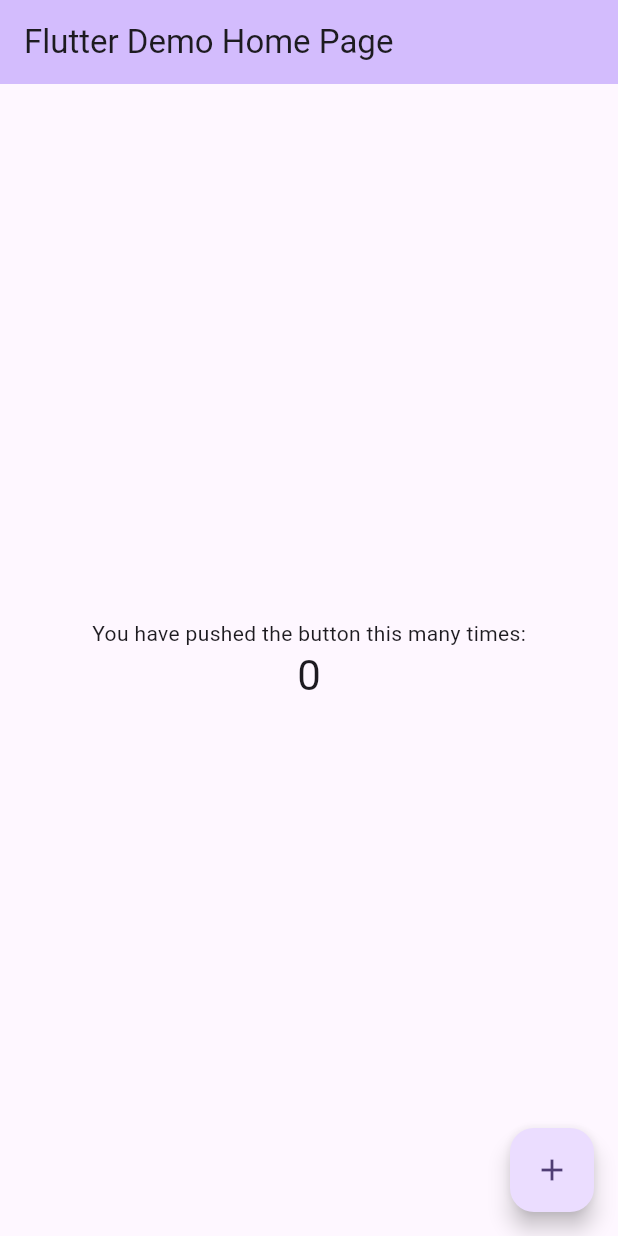
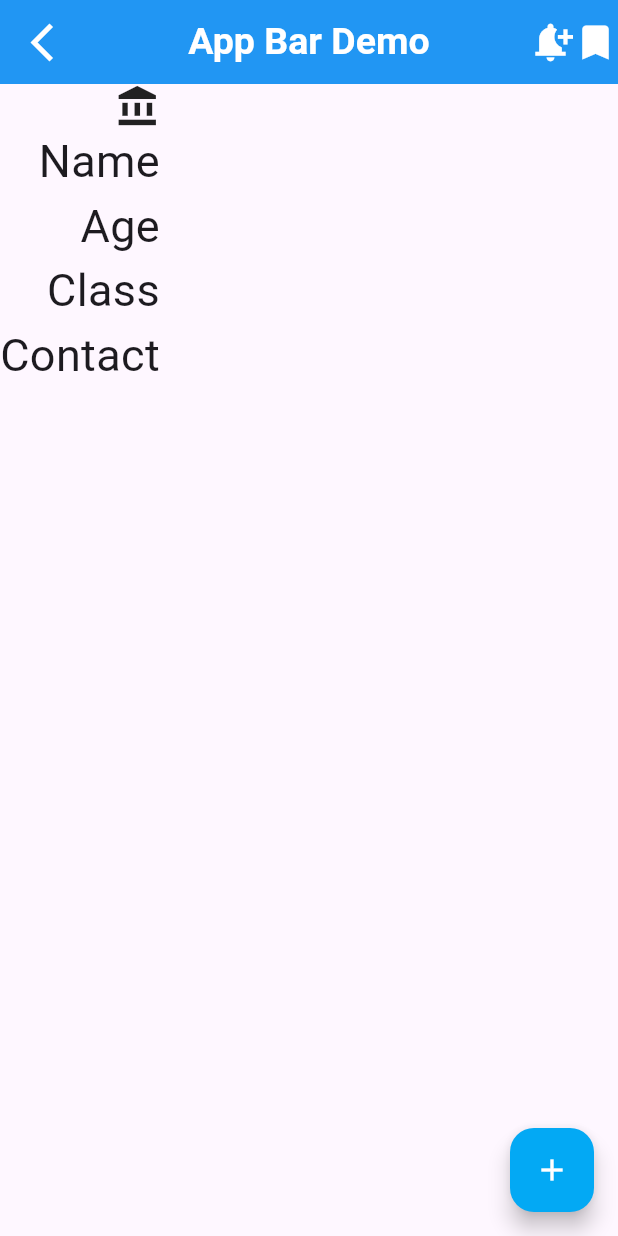
Before and after one commit to AbRehman536/Flutter_sec_5, a Flutter app: the screen it shows after launch, on a phone screen of 412 x 824 dp. Run offline on Flutter 3.47's test engine with Material 3 defaults, Android fonts, the phone set to English and light mode, and no system bars.

Commit message:
row column done

```diff
--- a/lib/appbardemo.dart
+++ b/lib/appbardemo.dart
@@ -1,24 +1,40 @@
 import 'package:flutter/material.dart';
 
-class AppBarDemo extends StatelessWidget {
-  const AppBarDemo({super.key});
+class Appbardemo extends StatelessWidget {
+  const Appbardemo({super.key});
 
   @override
   Widget build(BuildContext context) {
     return Scaffold(
       appBar: AppBar(
         backgroundColor: Colors.blue,
-        leading: Icon(Icons.arrow_back_ios_new,
-          color: Colors.white,size: 30,),
-        title: Text("App Bar Demo", style: TextStyle(
-            fontSize: 30, fontWeight: FontWeight.w400,
-            color: Colors.white),),
+        leading: Icon(Icons.arrow_back_ios_new,color: Colors.white,size: 30,),
+        title: Text("App Bar Demo",style: TextStyle(
+          fontSize: 25,
+          fontWeight: FontWeight.w600,
+          color: Colors.white
+        ),),
         centerTitle: true,
         actions: [
-          Icon(Icons.notification_add,color: Colors.white,size: 25,),
-          Icon(Icons.bookmark,color: Colors.white,size: 25,),
+          Icon(Icons.notification_add,color: Colors.white,size: 30,),
+          Icon(Icons.bookmark,color: Colors.white,size: 30,),
         ],
       ),
+      floatingActionButton: FloatingActionButton(
+        backgroundColor: Colors.lightBlue,
+        onPressed: (){},child: Icon(Icons.add,color: Colors.white,),),
+
+      body: Column(
+       crossAxisAlignment: CrossAxisAlignment.end,
+        children: [
+          Icon(Icons.account_balance,size: 30,),
+        Text("Name",style: TextStyle(fontSize: 30),),
+        Text("Age",style: TextStyle(fontSize: 30),),
+        Text("Class",style: TextStyle(fontSize: 30),),
+        Text("Contact",style: TextStyle(fontSize: 30),),
+
+
+      ],),
     );
   }
 }
--- a/lib/main.dart
+++ b/lib/main.dart
@@ -1,4 +1,5 @@
 import 'package:flutter/material.dart';
+import 'package:flutter_sec_5/appbardemo.dart';
 
 void main() {
   runApp(const MyApp());
@@ -31,7 +32,7 @@
         colorScheme: ColorScheme.fromSeed(seedColor: Colors.deepPurple),
         useMaterial3: true,
       ),
-      home: const MyHomePage(title: 'Flutter Demo Home Page'),
+      home: Appbardemo(),
     );
   }
 }
```
